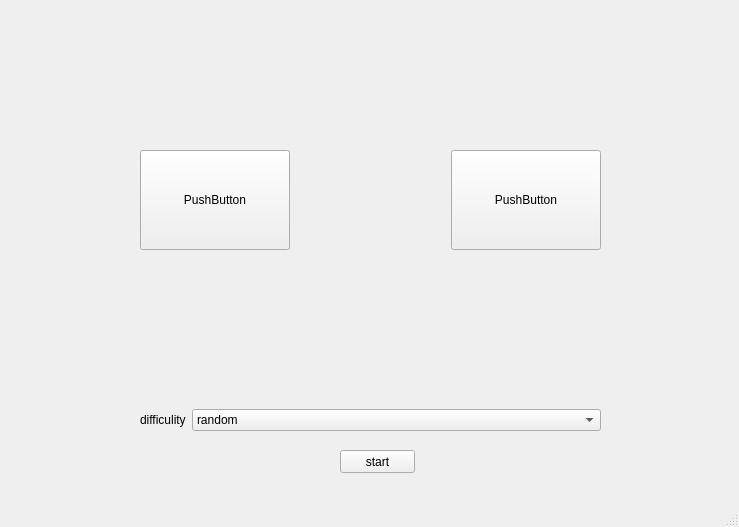
The window that UI/mainwindow.ui (nzpznk/sudoku-qt) describes before a commit, drawn with Qt 5.
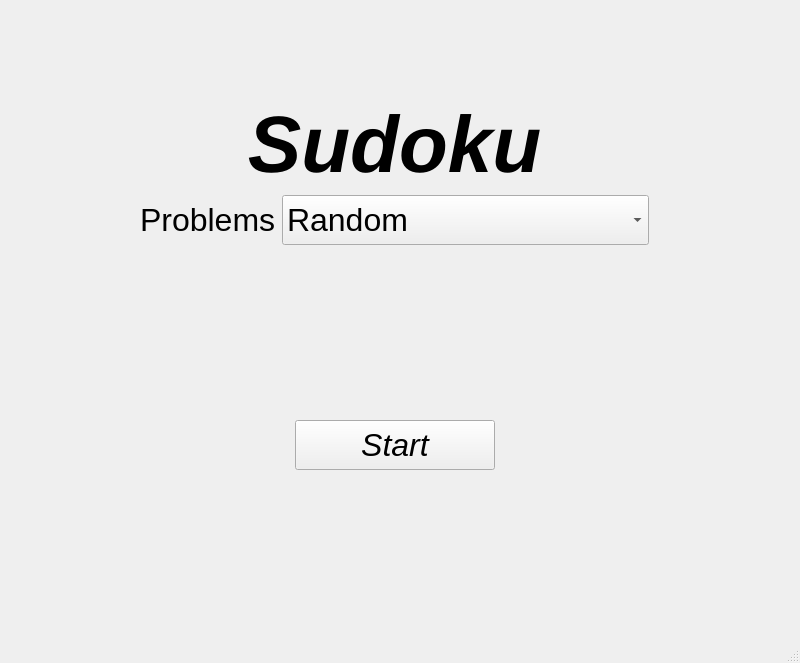
The same window after the commit.

Commit message: random generator needs to be improved

The edit to the form file:
```diff
--- a/UI/mainwindow.ui
+++ b/UI/mainwindow.ui
@@ -6,157 +6,151 @@
    <rect>
     <x>0</x>
     <y>0</y>
-    <width>739</width>
-    <height>527</height>
+    <width>800</width>
+    <height>663</height>
    </rect>
   </property>
+  <property name="sizePolicy">
+   <sizepolicy hsizetype="Fixed" vsizetype="Fixed">
+    <horstretch>0</horstretch>
+    <verstretch>0</verstretch>
+   </sizepolicy>
+  </property>
+  <property name="minimumSize">
+   <size>
+    <width>750</width>
+    <height>600</height>
+   </size>
+  </property>
+  <property name="maximumSize">
+   <size>
+    <width>800</width>
+    <height>663</height>
+   </size>
+  </property>
   <property name="windowTitle">
    <string>MainWindow</string>
   </property>
   <widget class="QWidget" name="centralwidget">
-   <widget class="QWidget" name="layoutWidget">
-    <property name="geometry">
-     <rect>
-      <x>140</x>
-      <y>50</y>
-      <width>461</width>
-      <height>381</height>
-     </rect>
-    </property>
-    <layout class="QVBoxLayout" name="verticalLayout">
+   <layout class="QHBoxLayout" name="horizontalLayout_3">
      <item>
-      <layout class="QHBoxLayout" name="horizontalLayout_2" stretch="0,0,0">
-       <item>
-        <layout class="QVBoxLayout" name="verticalLayout_3">
-         <item>
-          <spacer name="verticalSpacer_4">
-           <property name="orientation">
-            <enum>Qt::Vertical</enum>
-           </property>
-           <property name="sizeHint" stdset="0">
-            <size>
-             <width>20</width>
-             <height>40</height>
-            </size>
-           </property>
-          </spacer>
-         </item>
-         <item>
-          <widget class="QPushButton" name="pushButton_2">
+     <widget class="QStackedWidget" name="stackedWidget">
            <property name="sizePolicy">
-            <sizepolicy hsizetype="Minimum" vsizetype="Expanding">
+       <sizepolicy hsizetype="Fixed" vsizetype="Fixed">
              <horstretch>0</horstretch>
              <verstretch>0</verstretch>
             </sizepolicy>
            </property>
-           <property name="text">
-            <string>PushButton</string>
-           </property>
-          </widget>
-         </item>
-         <item>
-          <spacer name="verticalSpacer_5">
-           <property name="orientation">
-            <enum>Qt::Vertical</enum>
-           </property>
-           <property name="sizeHint" stdset="0">
-            <size>
-             <width>20</width>
-             <height>40</height>
-            </size>
-           </property>
-          </spacer>
-         </item>
-        </layout>
-       </item>
-       <item>
-        <widget class="QWidget" name="widget" native="true">
          <property name="minimumSize">
           <size>
-           <width>0</width>
-           <height>300</height>
-          </size>
-         </property>
-        </widget>
-       </item>
-       <item>
+        <width>750</width>
+        <height>600</height>
+       </size>
+      </property>
+      <property name="maximumSize">
+       <size>
+        <width>800</width>
+        <height>650</height>
+       </size>
+      </property>
+      <property name="frameShadow">
+       <enum>QFrame::Plain</enum>
+      </property>
+      <property name="currentIndex">
+       <number>0</number>
+      </property>
+      <widget class="QWidget" name="page">
+       <widget class="QWidget" name="">
+        <property name="geometry">
+         <rect>
+          <x>70</x>
+          <y>90</y>
+          <width>631</width>
+          <height>371</height>
+         </rect>
+        </property>
         <layout class="QVBoxLayout" name="verticalLayout_2">
          <item>
-          <spacer name="verticalSpacer_2">
-           <property name="orientation">
-            <enum>Qt::Vertical</enum>
-           </property>
-           <property name="sizeHint" stdset="0">
-            <size>
-             <width>20</width>
-             <height>40</height>
-            </size>
-           </property>
-          </spacer>
-         </item>
-         <item>
-          <widget class="QPushButton" name="pushButton">
-           <property name="sizePolicy">
-            <sizepolicy hsizetype="Minimum" vsizetype="Expanding">
-             <horstretch>0</horstretch>
-             <verstretch>0</verstretch>
-            </sizepolicy>
+          <widget class="QLabel" name="label_2">
+           <property name="font">
+            <font>
+             <pointsize>60</pointsize>
+             <weight>75</weight>
+             <italic>true</italic>
+             <bold>true</bold>
+            </font>
            </property>
            <property name="text">
-            <string>PushButton</string>
+            <string>Sudoku</string>
+           </property>
+           <property name="alignment">
+            <set>Qt::AlignCenter</set>
            </property>
           </widget>
          </item>
          <item>
-          <spacer name="verticalSpacer_3">
-           <property name="orientation">
-            <enum>Qt::Vertical</enum>
-           </property>
-           <property name="sizeHint" stdset="0">
-            <size>
-             <width>20</width>
-             <height>40</height>
-            </size>
-           </property>
-          </spacer>
-         </item>
-        </layout>
-       </item>
-      </layout>
-     </item>
+          <layout class="QVBoxLayout" name="verticalLayout" stretch="5,1,3">
      <item>
-      <spacer name="verticalSpacer">
+            <layout class="QHBoxLayout" name="horizontalLayout" stretch="1,2,6,1">
+             <item>
+              <spacer name="horizontalSpacer_3">
        <property name="orientation">
-        <enum>Qt::Vertical</enum>
+                <enum>Qt::Horizontal</enum>
        </property>
        <property name="sizeHint" stdset="0">
         <size>
-         <width>20</width>
-         <height>40</height>
+                 <width>40</width>
+                 <height>20</height>
         </size>
        </property>
       </spacer>
      </item>
-     <item>
-      <layout class="QHBoxLayout" name="horizontalLayout">
        <item>
         <widget class="QLabel" name="label">
+               <property name="sizePolicy">
+                <sizepolicy hsizetype="Preferred" vsizetype="Preferred">
+                 <horstretch>0</horstretch>
+                 <verstretch>0</verstretch>
+                </sizepolicy>
+               </property>
+               <property name="maximumSize">
+                <size>
+                 <width>800</width>
+                 <height>50</height>
+                </size>
+               </property>
+               <property name="font">
+                <font>
+                 <pointsize>24</pointsize>
+                </font>
+               </property>
          <property name="text">
-          <string>difficulity</string>
+                <string>Problems</string>
          </property>
         </widget>
        </item>
        <item>
         <widget class="QComboBox" name="comboBox">
-         <property name="sizePolicy">
-          <sizepolicy hsizetype="Expanding" vsizetype="Fixed">
-           <horstretch>0</horstretch>
-           <verstretch>0</verstretch>
-          </sizepolicy>
+               <property name="minimumSize">
+                <size>
+                 <width>200</width>
+                 <height>50</height>
+                </size>
+               </property>
+               <property name="maximumSize">
+                <size>
+                 <width>1000</width>
+                 <height>16777215</height>
+                </size>
+               </property>
+               <property name="font">
+                <font>
+                 <pointsize>24</pointsize>
+                </font>
          </property>
          <item>
           <property name="text">
-           <string>random</string>
+                 <string>Random</string>
           </property>
          </item>
          <item>
@@ -211,23 +205,91 @@
          </item>
         </widget>
        </item>
-      </layout>
-     </item>
-    </layout>
-   </widget>
-   <widget class="QPushButton" name="pushButton_3">
-    <property name="geometry">
-     <rect>
-      <x>340</x>
-      <y>450</y>
-      <width>75</width>
-      <height>23</height>
-     </rect>
+             <item>
+              <spacer name="horizontalSpacer_4">
+               <property name="orientation">
+                <enum>Qt::Horizontal</enum>
+               </property>
+               <property name="sizeHint" stdset="0">
+                <size>
+                 <width>40</width>
+                 <height>20</height>
+                </size>
+               </property>
+              </spacer>
+             </item>
+            </layout>
+           </item>
+           <item>
+            <spacer name="verticalSpacer">
+             <property name="orientation">
+              <enum>Qt::Vertical</enum>
+             </property>
+             <property name="sizeHint" stdset="0">
+              <size>
+               <width>20</width>
+               <height>40</height>
+              </size>
+             </property>
+            </spacer>
+           </item>
+           <item>
+            <layout class="QHBoxLayout" name="horizontalLayout_2">
+             <item>
+              <spacer name="horizontalSpacer">
+               <property name="orientation">
+                <enum>Qt::Horizontal</enum>
+               </property>
+               <property name="sizeHint" stdset="0">
+                <size>
+                 <width>40</width>
+                 <height>20</height>
+                </size>
+               </property>
+              </spacer>
+             </item>
+             <item>
+              <widget class="QPushButton" name="startBtn">
+               <property name="minimumSize">
+                <size>
+                 <width>200</width>
+                 <height>50</height>
+                </size>
+               </property>
+               <property name="font">
+                <font>
+                 <pointsize>24</pointsize>
+                 <italic>true</italic>
+                </font>
     </property>
     <property name="text">
-     <string>start</string>
-    </property>
-   </widget>
+                <string>Start</string>
+               </property>
+              </widget>
+             </item>
+             <item>
+              <spacer name="horizontalSpacer_2">
+               <property name="orientation">
+                <enum>Qt::Horizontal</enum>
+               </property>
+               <property name="sizeHint" stdset="0">
+                <size>
+                 <width>40</width>
+                 <height>20</height>
+                </size>
+               </property>
+              </spacer>
+             </item>
+            </layout>
+           </item>
+          </layout>
+         </item>
+        </layout>
+       </widget>
+      </widget>
+     </widget>
+    </item>
+   </layout>
   </widget>
   <widget class="QMenuBar" name="menubar">
    <property name="geometry">
```
Left out of the diff: 2 changed lines with no effect on the pictures. Lines whose indentation alone changed are shown as unchanged. The commit also changes 10 other files.
